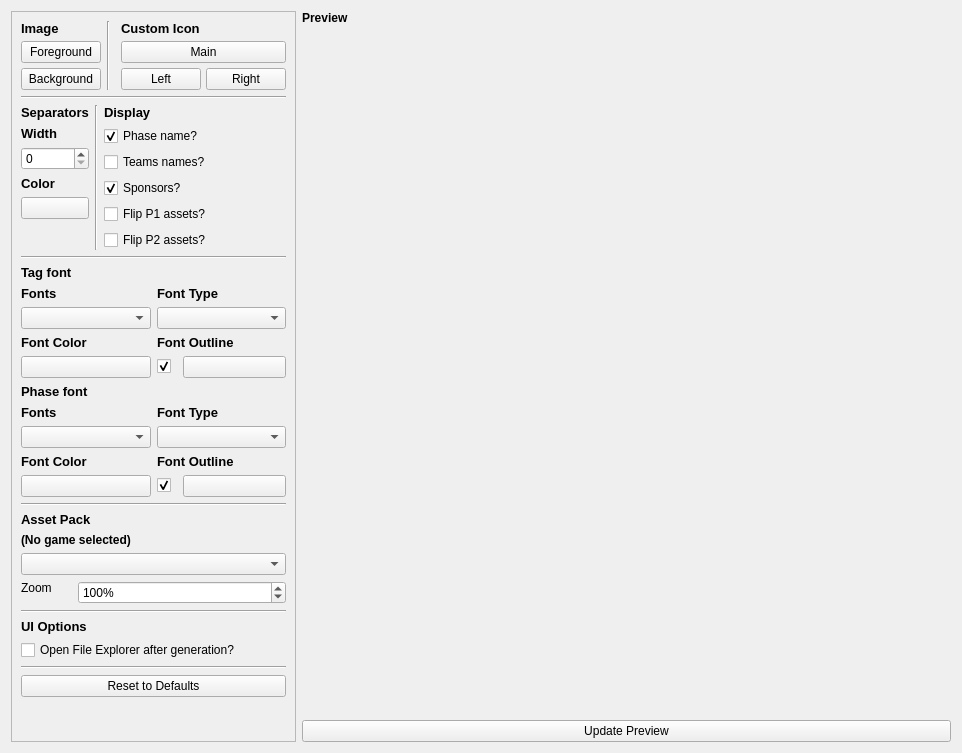
First picture: the form in src/layout/TSHThumbnailSettings.ui, repository joaorb64/TournamentStreamHelper, before the edit.
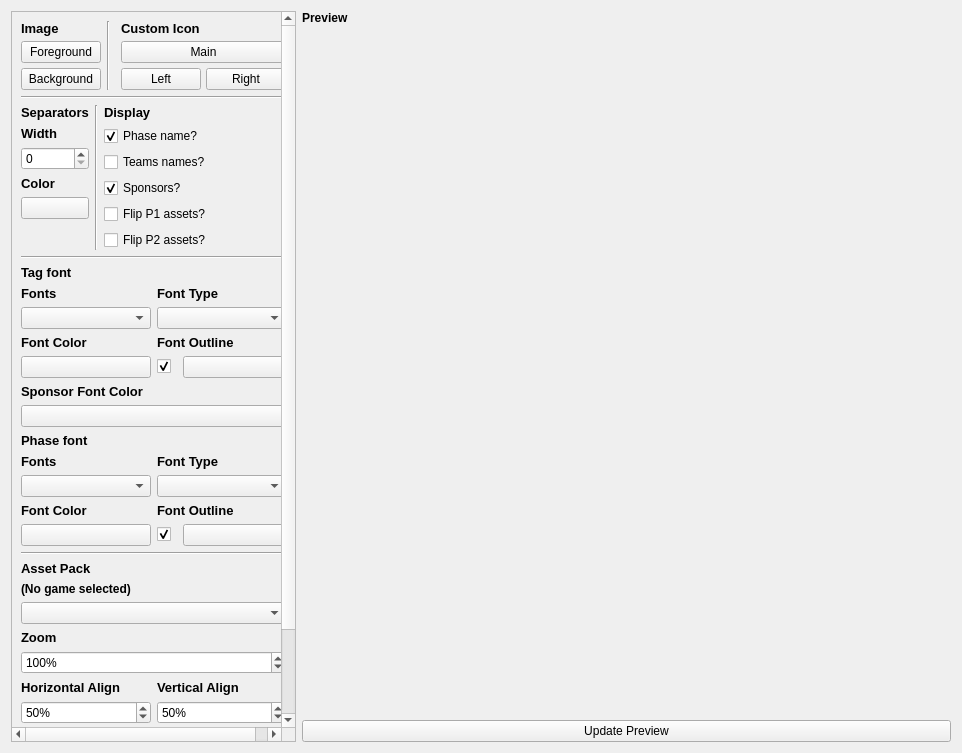
Second picture: the form after the edit.

Commit message: Implement uncropped edges logic

```diff
--- a/src/layout/TSHThumbnailSettings.ui
+++ b/src/layout/TSHThumbnailSettings.ui
@@ -29,9 +29,9 @@
       <property name="geometry">
        <rect>
         <x>0</x>
-        <y>0</y>
+        <y>-220</y>
         <width>302</width>
-        <height>802</height>
+        <height>939</height>
        </rect>
       </property>
       <layout class="QVBoxLayout" name="verticalLayout_6">
@@ -516,6 +516,35 @@
            </item>
           </layout>
          </item>
+         <item>
+          <layout class="QHBoxLayout" name="horizontalLayout_6">
+           <item>
+            <layout class="QVBoxLayout" name="verticalLayout_14">
+             <item>
+              <widget class="QLabel" name="labelSponsorFontColor">
+               <property name="font">
+                <font>
+                 <pointsize>10</pointsize>
+                 <weight>75</weight>
+                 <bold>true</bold>
+                </font>
+               </property>
+               <property name="text">
+                <string>Sponsor Font Color</string>
+               </property>
+              </widget>
+             </item>
+             <item>
+              <widget class="QPushButton" name="colorSponsorFontColor">
+               <property name="text">
+                <string/>
+               </property>
+              </widget>
+             </item>
+            </layout>
+           </item>
+          </layout>
+         </item>
          <item>
           <widget class="QLabel" name="label_8">
            <property name="font">
@@ -708,7 +737,7 @@
           </layout>
          </item>
          <item>
-          <layout class="QHBoxLayout" name="horizontalLayout_11">
+          <layout class="QVBoxLayout" name="verticalLayout_17">
            <item>
             <widget class="QLabel" name="label_14">
              <property name="sizePolicy">
@@ -717,30 +746,21 @@
                <verstretch>0</verstretch>
               </sizepolicy>
              </property>
+             <property name="font">
+              <font>
+               <pointsize>10</pointsize>
+               <weight>75</weight>
+               <bold>true</bold>
+              </font>
+             </property>
              <property name="text">
               <string>Zoom</string>
              </property>
              <property name="alignment">
-              <set>Qt::AlignLeft</set>
+              <set>Qt::AlignLeading</set>
              </property>
             </widget>
            </item>
-           <item>
-            <spacer name="horizontalSpacer">
-             <property name="orientation">
-              <enum>Qt::Horizontal</enum>
-             </property>
-             <property name="sizeType">
-              <enum>QSizePolicy::Maximum</enum>
-             </property>
-             <property name="sizeHint" stdset="0">
-              <size>
-               <width>20</width>
-               <height>20</height>
-              </size>
-             </property>
-            </spacer>
-           </item>
            <item>
             <widget class="QSpinBox" name="zoom">
              <property name="sizePolicy">
@@ -765,6 +785,72 @@
            </item>
           </layout>
          </item>
+         <item>
+          <layout class="QHBoxLayout" name="horizontalLayout_12">
+           <item>
+            <layout class="QVBoxLayout" name="verticalLayout_16">
+             <item>
+              <widget class="QLabel" name="label_16">
+               <property name="font">
+                <font>
+                 <pointsize>10</pointsize>
+                 <weight>75</weight>
+                 <bold>true</bold>
+                </font>
+               </property>
+               <property name="text">
+                <string>Horizontal Align</string>
+               </property>
+              </widget>
+             </item>
+             <item>
+              <widget class="QSpinBox" name="horizontalAlign">
+               <property name="suffix">
+                <string>%</string>
+               </property>
+               <property name="maximum">
+                <number>100</number>
+               </property>
+               <property name="value">
+                <number>50</number>
+               </property>
+              </widget>
+             </item>
+            </layout>
+           </item>
+           <item>
+            <layout class="QVBoxLayout" name="verticalLayout_13">
+             <item>
+              <widget class="QLabel" name="label_15">
+               <property name="font">
+                <font>
+                 <pointsize>10</pointsize>
+                 <weight>75</weight>
+                 <bold>true</bold>
+                </font>
+               </property>
+               <property name="text">
+                <string>Vertical Align</string>
+               </property>
+              </widget>
+             </item>
+             <item>
+              <widget class="QSpinBox" name="verticalAlign">
+               <property name="suffix">
+                <string>%</string>
+               </property>
+               <property name="maximum">
+                <number>100</number>
+               </property>
+               <property name="value">
+                <number>50</number>
+               </property>
+              </widget>
+             </item>
+            </layout>
+           </item>
+          </layout>
+         </item>
          <item>
           <widget class="Line" name="line_5">
            <property name="orientation">
```
The commit also changes 2 other files.
